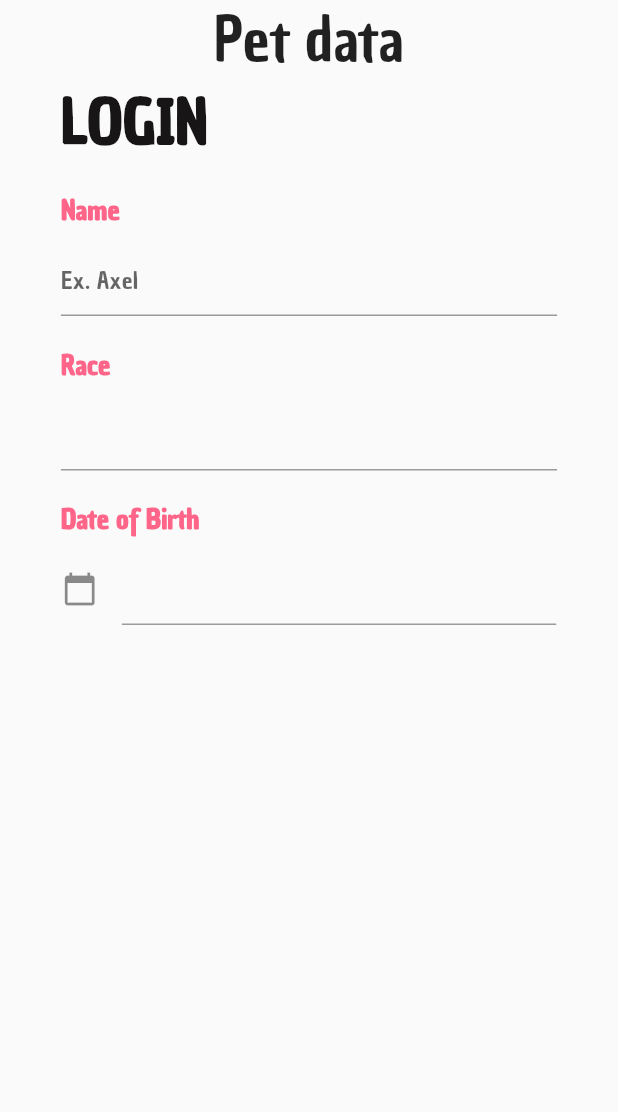
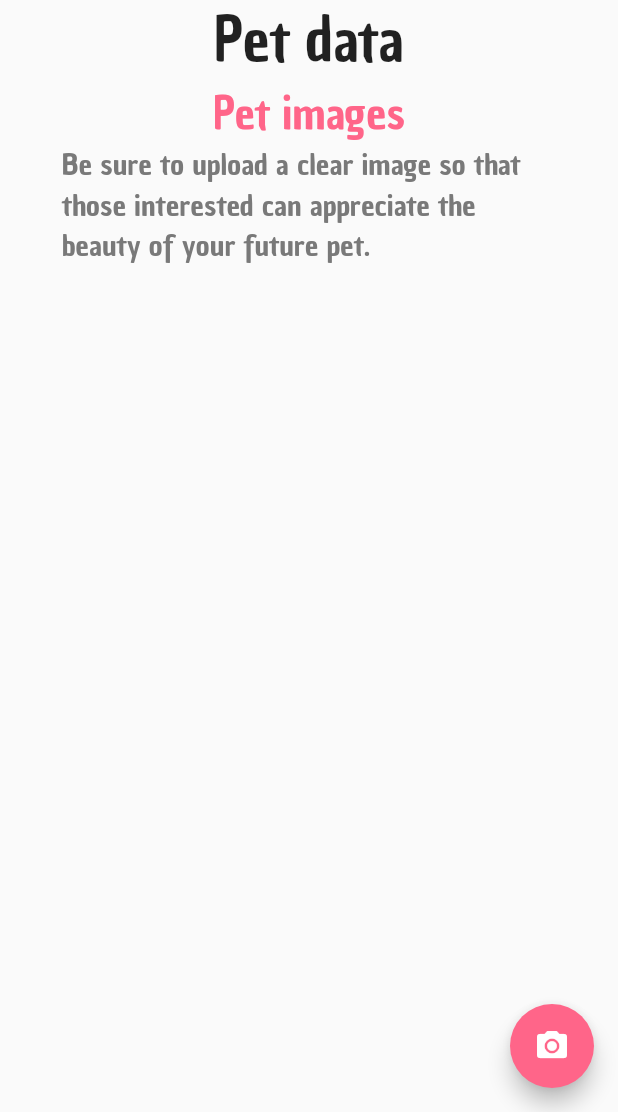
Before and after one commit to BrianFlores7/PETFIND-APP, a Flutter app: the screen it shows after launch, on a phone screen of 412 x 824 dp, the part 124-1236 px from its top. Run offline on Flutter 3.47's test engine with Material 2 defaults, Android fonts, the phone set to English and light mode, and no system bars; our stand-ins replace flutter_easyloading, image_picker.

Commit message:
carrosuel image picker added

```diff
--- a/lib/Labels/labels.dart
+++ b/lib/Labels/labels.dart
@@ -1,4 +1,4 @@
-class Labels{
+class Labels {
   static const String login = 'LOGIN';
   static const String username = 'USERNAME';
   static const String user_example = 'USERNAMEXAMPLE';
@@ -10,7 +10,8 @@ class Labels{
   static const String email = 'EMAIL';
   static const String email_example = 'EMAILEX@GMAIL.COM';
   static const String confirm_password = 'CONFIRM PASSWORD';
-  static const String terms_and_conditions = 'READ AND ACCEPT TERMS AND CONDITIONS';
+  static const String terms_and_conditions =
+      'READ AND ACCEPT TERMS AND CONDITIONS';
   static const String create_account = 'CREATE ACCOUNT';
   static const String already_have_account = 'Already have an account?';
   static const String sign_in = 'Sign in';
@@ -23,4 +24,8 @@ class Labels{
   static const String name = 'Name';
   static const String race = 'Race';
   static const String date_of_birth = 'Date of Birth';
+  static const String continueText = 'Continue';
+  static const String petImages = 'Pet images';
+  static const String beSureToUpload =
+      """Be sure to upload a clear image so that those interested can appreciate the beauty of your future pet.""";
 }
--- a/lib/RegisterPet/ui/screen/pet_data_register.dart
+++ b/lib/RegisterPet/ui/screen/pet_data_register.dart
@@ -1,5 +1,6 @@
 import 'package:flutter/material.dart';
 import 'package:petfind/Labels/labels.dart';
+import 'package:petfind/RegisterPet/ui/widget/continue_button_pet_Register.dart';
 import 'package:petfind/colors/colors_views.dart';
 import 'package:intl/intl.dart';
 
@@ -181,6 +182,11 @@ class _PetDataRegisterState extends State<PetDataRegister> {
                       },
                     ),
                   ),
+                  RegisterPetBtn(
+                    textControllerName: _textControllerPetName,
+                    textControllerRace: _textControllerPetRace,
+                    textControllerDateOfBirth: dateinput,
+                  )
                 ],
               ),
             ),
--- /dev/null
+++ b/lib/RegisterPet/ui/screen/pet_image.dart
@@ -0,0 +1,177 @@
+import 'dart:io';
+
+import 'package:flutter/material.dart';
+import 'package:image_picker/image_picker.dart';
+import 'package:petfind/Labels/labels.dart';
+import 'package:petfind/RegisterPet/ui/widget/continue_button_pet_Register.dart';
+import 'package:petfind/colors/colors_views.dart';
+import 'package:intl/intl.dart';
+
+class PetImageRegister extends StatefulWidget {
+  const PetImageRegister({Key? key}) : super(key: key);
+
+  @override
+  State<PetImageRegister> createState() => _PetImageRegisterState();
+}
+
+class _PetImageRegisterState extends State<PetImageRegister> {
+  var imageFile;
+  var listImagePath = [];
+  // var loginController = LoginController(LoginApiRepository());
+  TextEditingController dateinput = TextEditingController();
+  TextEditingController _textControllerPetName =
+      TextEditingController(text: "");
+  int cantidad = 0;
+  @override
+  Widget build(BuildContext context) {
+    var width = MediaQuery.of(context).size.width;
+    var height = MediaQuery.of(context).size.height;
+    return SafeArea(
+      child: Scaffold(
+        body: Column(
+          children: [
+            Padding(
+              padding: EdgeInsets.only(
+                left: width * 0.05,
+                right: width * 0.05,
+              ),
+              child: Row(
+                mainAxisAlignment: MainAxisAlignment.spaceBetween,
+                children: [
+                  IconButton(
+                    onPressed: () {},
+                    icon: const Icon(
+                      Icons.arrow_back,
+                      size: 40,
+                    ),
+                  ),
+                  SizedBox(
+                    width: width * 0.2,
+                    child: Image.asset('assets/LOGO_PETFIND.png'),
+                  ),
+                ],
+              ),
+            ),
+            const Text(
+              Labels.pet_data,
+              style: TextStyle(fontSize: 40),
+            ),
+            const Text(
+              Labels.petImages,
+              style: TextStyle(
+                fontSize: 30,
+                color: ColorsViews.pink_word,
+              ),
+            ),
+            SizedBox(
+              width: width * 0.8,
+              child: const Text(
+                Labels.beSureToUpload,
+                style: TextStyle(
+                  fontSize: 20,
+                  color: ColorsViews.grey_word,
+                ),
+              ),
+            ),
+            _setImageView(width, height)
+          ],
+        ),
+        floatingActionButton: FloatingActionButton(
+          backgroundColor: ColorsViews.pink_word,
+          onPressed: () {
+            _showSelectionDialog(context);
+          },
+          child: Icon(Icons.camera_alt),
+        ),
+      ),
+    );
+  }
+
+  Future<void> _showSelectionDialog(BuildContext context) {
+    return showDialog(
+        context: context,
+        builder: (BuildContext context) {
+          return AlertDialog(
+              title: Text("From where do you want to take the photo?"),
+              content: SingleChildScrollView(
+                child: ListBody(
+                  children: <Widget>[
+                    GestureDetector(
+                      child: Text("Gallery"),
+                      onTap: () {
+                        _openGallery(context);
+                      },
+                    ),
+                    Padding(padding: EdgeInsets.all(8.0)),
+                    GestureDetector(
+                      child: Text("Camera"),
+                      onTap: () {
+                        _openCamera(context);
+                      },
+                    )
+                  ],
+                ),
+              ));
+        });
+  }
+
+  void _openGallery(BuildContext context) async {
+    ImagePicker picker = ImagePicker();
+    var picture = await picker.pickImage(source: ImageSource.gallery);
+    setState(() {
+      if (picture != null) {
+        listImagePath.add(picture.path);
+        imageFile = File(picture.path);
+        cantidad++;
+      }
+    });
+    Navigator.of(context).pop();
+  }
+
+  void _openCamera(BuildContext context) async {
+    var picker = ImagePicker();
+    var picture = await picker.pickImage(source: ImageSource.camera);
+    setState(() {
+      if (picture != null) {
+        listImagePath.add(picture.path);
+        imageFile = File(picture.path);
+        cantidad++;
+      }
+    });
+    Navigator.of(context).pop();
+  }
+
+  Widget _setImageView(width, heigth) {
+    if (imageFile != null) {
+      print(listImagePath);
+      return Padding(
+        padding: EdgeInsets.only(
+          top: heigth * 0.05,
+          left: width * 0.1,
+          right: width * 0.1,
+        ),
+        child: SizedBox(
+          width: width,
+          height: heigth * 0.5,
+          child: ListView.builder(
+              scrollDirection: Axis.horizontal,
+              itemCount: cantidad,
+              itemBuilder: (BuildContext context, int index) {
+                return Column(
+                  children: [
+                    SizedBox(
+                      width: width * 0.5,
+                      child: Image.file(
+                        imageFile,
+                      ),
+                    ),
+                  ],
+                );
+              }),
+        ),
+      );
+    } else {
+      return const Text(" ");
+    }
+  }
+}
--- a/lib/main.dart
+++ b/lib/main.dart
@@ -3,6 +3,7 @@ import 'package:petfind/Home/ui/screen/home_main.dart';
 import 'package:petfind/Login/ui/screen/login.dart';
 import 'package:petfind/Register/ui/screen/sign_up.dart';
 import 'package:petfind/RegisterPet/ui/screen/pet_data_register.dart';
+import 'package:petfind/RegisterPet/ui/screen/pet_image.dart';
 import 'package:petfind/RegisterPet/ui/screen/register_pet_main.dart';
 
 
@@ -44,7 +45,7 @@ class _MyHomePageState extends State<MyHomePage> {
   @override
   Widget build(BuildContext context) {
     return Scaffold(
-      body: PetDataRegister(),
+      body: PetImageRegister(),
      );
   }
 }
--- a/pubspec.yaml
+++ b/pubspec.yaml
@@ -37,6 +37,9 @@ dependencies:
   http: ^0.13.4
   flutter_easyloading: ^3.0.5
   intl: ^0.17.0
+  camera: ^0.9.8+1
+  path_provider: ^2.0.11
+  image_picker: ^0.8.5+3
 
 dev_dependencies:
   flutter_test:
```
Also changed, not shown: lib/RegisterPet/ui/widget/continue_button_pet_Register.dart (added, +39 -0 lines), pubspec.lock, 1 other file.
